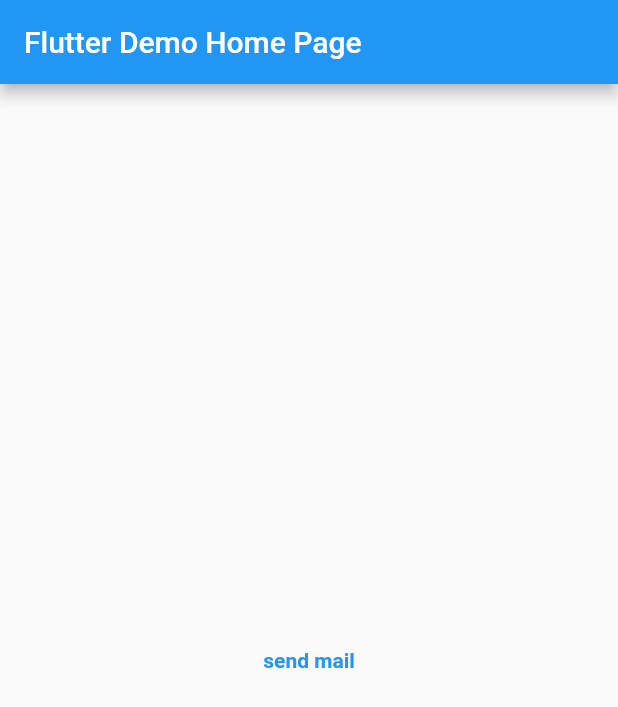
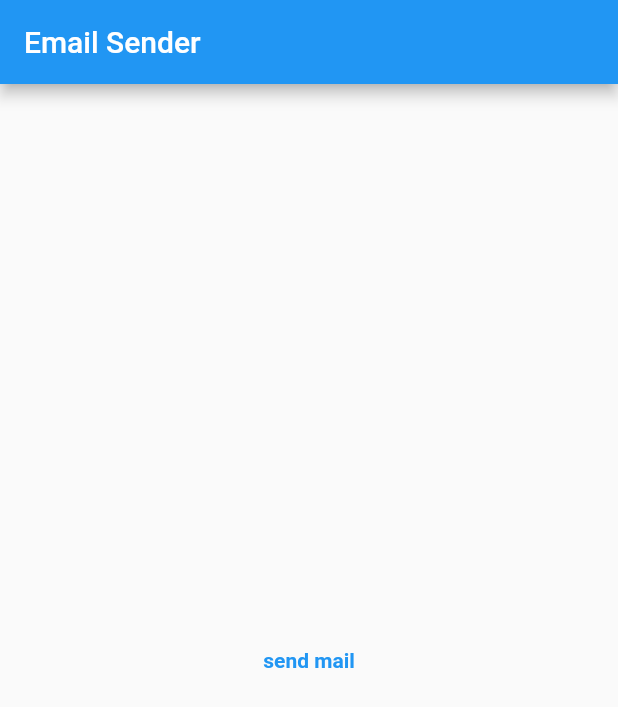
Before and after one commit to PrashantBharaj/email_sender, a Flutter app: the MyHomePage screen opened directly, after a tap on "send mail", on a phone screen of 412 x 824 dp. Shown: the top 707 px of the screen. Run offline on Flutter 3.47's test engine with Material 2 defaults, Android fonts, the phone set to English and light mode, and no system bars.

Commit message:
code refactored

```diff
--- a/lib/main.dart
+++ b/lib/main.dart
@@ -1,3 +1,4 @@
+import 'package:email_sender/view/home_screen.dart';
 import 'package:flutter/material.dart';
 import 'package:url_launcher/url_launcher.dart';
 
@@ -11,63 +12,12 @@ class MyApp extends StatelessWidget {
   @override
   Widget build(BuildContext context) {
     return MaterialApp(
-      title: 'Flutter Demo',
+      title: 'Email Sender',
       theme: ThemeData(
 
         primarySwatch: Colors.blue,
       ),
-      home: const MyHomePage(title: 'Flutter Demo Home Page'),
+      home: const MyHomePage(title: 'Email Sender'),
     );
   }
 }
-
-class MyHomePage extends StatefulWidget {
-  const MyHomePage({Key? key, required this.title}) : super(key: key);
-
-  final String title;
-
-  @override
-  State<MyHomePage> createState() => _MyHomePageState();
-}
-
-class _MyHomePageState extends State<MyHomePage> {
-
-  static String? encodeQueryParameters(Map<String, String> params) {
-    return params.entries.map((MapEntry<String, String> e) =>  '${Uri.encodeComponent(e.key)}=${Uri.encodeComponent(e.value)}').join('&');
-  }
-  static Uri createEmailUri(String name, String email, String link){
-    return Uri(
-      scheme: 'mailto',
-      path: 'support@rangde.in',
-      query: encodeQueryParameters(<String, String>{
-        'subject': 'Delete my Account',
-        'body': "Hello! My name is $name. I'd like to request my Rang De account to be deleted at the earliest. My email address is $email. I confirm that I've read and understand Rang De's policy regarding account deletion.\nlink: $link",
-      }),
-    );
-  }
-
-  @override
-  Widget build(BuildContext context) {
-    return Scaffold(
-      appBar: AppBar(
-        title: Text(widget.title),
-      ),
-      body: Center(
-        child: Column(
-
-          mainAxisAlignment: MainAxisAlignment.center,
-          children: <Widget>[
-            TextButton(
-              onPressed: (){
-                final uri = createEmailUri("Prashant Singh", "prashant.bharaj@gmail.com", "https://www.rangde.in");
-                launchUrl(uri);
-              },
-              child: const Text("send mail", style: TextStyle(fontWeight: FontWeight.bold),),
-            ),
-          ],
-        ),
-      ),
-// This trailing comma makes auto-formatting nicer for build methods.
-    );
-  }
-}
--- /dev/null
+++ b/lib/utility/uri_helper.dart
@@ -0,0 +1,18 @@
+String? encodeQueryParameters(Map<String, String> params) {
+  return params.entries
+      .map((MapEntry<String, String> e) =>
+          '${Uri.encodeComponent(e.key)}=${Uri.encodeComponent(e.value)}')
+      .join('&');
+}
+
+Uri createEmailUri(String name, String email, String link) {
+  return Uri(
+    scheme: 'mailto',
+    path: 'support@rangde.in',
+    query: encodeQueryParameters(<String, String>{
+      'subject': 'Delete my Account',
+      'body':
+          "Hello! My name is $name. I'd like to request my Rang De account to be deleted at the earliest. My email address is $email. I confirm that I've read and understand Rang De's policy regarding account deletion.\nlink: $link",
+    }),
+  );
+}
--- /dev/null
+++ b/lib/view/home_screen.dart
@@ -0,0 +1,45 @@
+
+
+import 'package:flutter/material.dart';
+import 'package:url_launcher/url_launcher.dart';
+
+import '../utility/uri_helper.dart';
+
+class MyHomePage extends StatefulWidget {
+  const MyHomePage({Key? key, required this.title}) : super(key: key);
+
+  final String title;
+
+  @override
+  State<MyHomePage> createState() => _MyHomePageState();
+}
+
+class _MyHomePageState extends State<MyHomePage> {
+
+
+
+  @override
+  Widget build(BuildContext context) {
+    return Scaffold(
+      appBar: AppBar(
+        title: Text(widget.title),
+      ),
+      body: Center(
+        child: Column(
+
+          mainAxisAlignment: MainAxisAlignment.center,
+          children: <Widget>[
+            TextButton(
+              onPressed: (){
+                final uri = createEmailUri("Prashant Singh", "prashant.bharaj@gmail.com", "https://www.rangde.in");
+                launchUrl(uri);
+              },
+              child: const Text("send mail", style: TextStyle(fontWeight: FontWeight.bold),),
+            ),
+          ],
+        ),
+      ),
+// This trailing comma makes auto-formatting nicer for build methods.
+    );
+  }
+}
```
